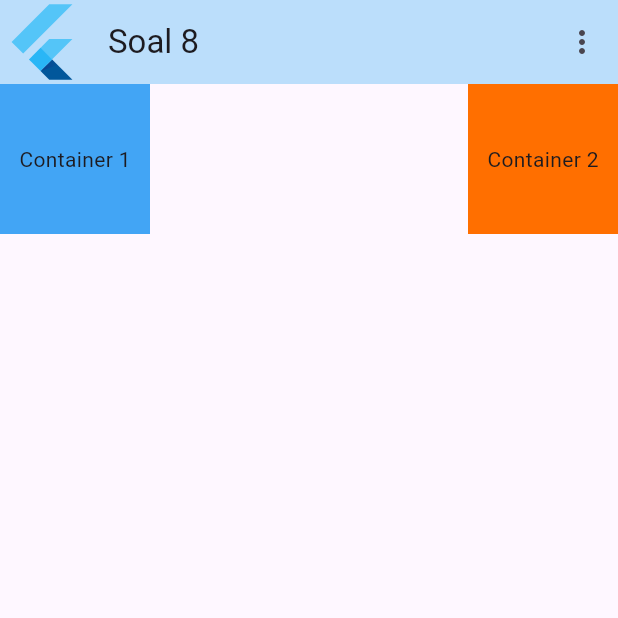
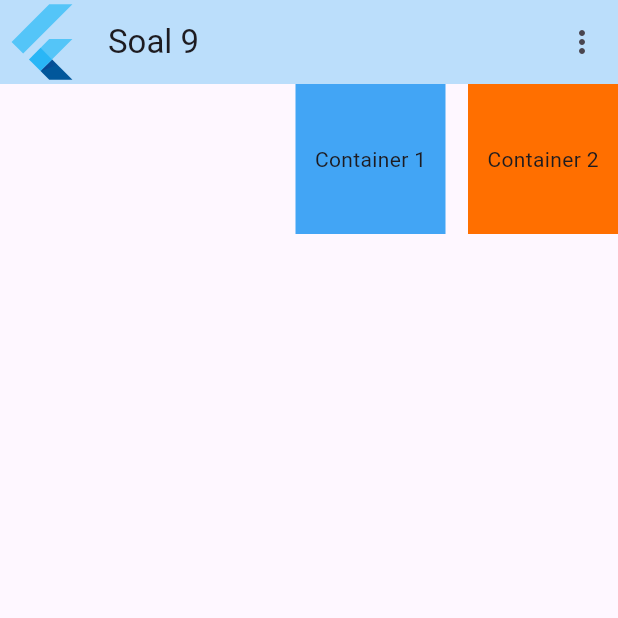
Before and after one commit to WillyAgustri/Learn-Flutter-Fundamental, a Flutter app: the screen it shows after launch, on a phone screen of 412 x 824 dp, the top half of it. Run offline on Flutter 3.47's test engine with Material 3 defaults, Android fonts, the phone set to English and light mode, and no system bars; project files that could hold a hidden picture were left out.

Commit message:
add pratice 9

```diff
--- a/Week 4/flutter_application_4/lib/main.dart
+++ b/Week 4/flutter_application_4/lib/main.dart
@@ -7,7 +7,8 @@ import 'package:flutter/material.dart';
 // import './widgets/soal_5.dart';
 // import './widgets/soal_6.dart';
 // import './widgets/soal_7.dart';
-import './widgets/soal_8.dart';
+// import './widgets/soal_8.dart';
+import './widgets/soal_9.dart';
 
 void main() {
   runApp(const MainApp());
@@ -20,7 +21,7 @@ class MainApp extends StatelessWidget {
   Widget build(BuildContext context) {
     return MaterialApp(
       debugShowCheckedModeBanner: false,
-      home: soal_8(),
+      home: soal_9(),
     );
   }
 }
--- /dev/null
+++ b/Week 4/flutter_application_4/lib/widgets/soal_9.dart
@@ -0,0 +1,40 @@
+import 'package:flutter/material.dart';
+
+class soal_9 extends StatelessWidget {
+  const soal_9({
+    super.key,
+  });
+
+  @override
+  Widget build(BuildContext context) {
+    return Scaffold(
+        appBar: AppBar(
+          leading: FlutterLogo(),
+          backgroundColor: Colors.blue[100],
+          title: Text("Soal 9"),
+          actions: [
+            IconButton(onPressed: () {}, icon: Icon(Icons.more_vert_outlined))
+          ],
+        ),
+        body: Row(
+          mainAxisAlignment: MainAxisAlignment.end,
+          children: [
+            Container(
+              margin: EdgeInsets.only(right: 15),
+              alignment: Alignment.center,
+              width: 100,
+              height: 100,
+              color: Colors.blue[400],
+              child: Text("Container 1"),
+            ),
+            Container(
+              alignment: Alignment.center,
+              width: 100,
+              height: 100,
+              color: Colors.amber[900],
+              child: Text("Container 2"),
+            ),
+          ],
+        ));
+  }
+}
```
